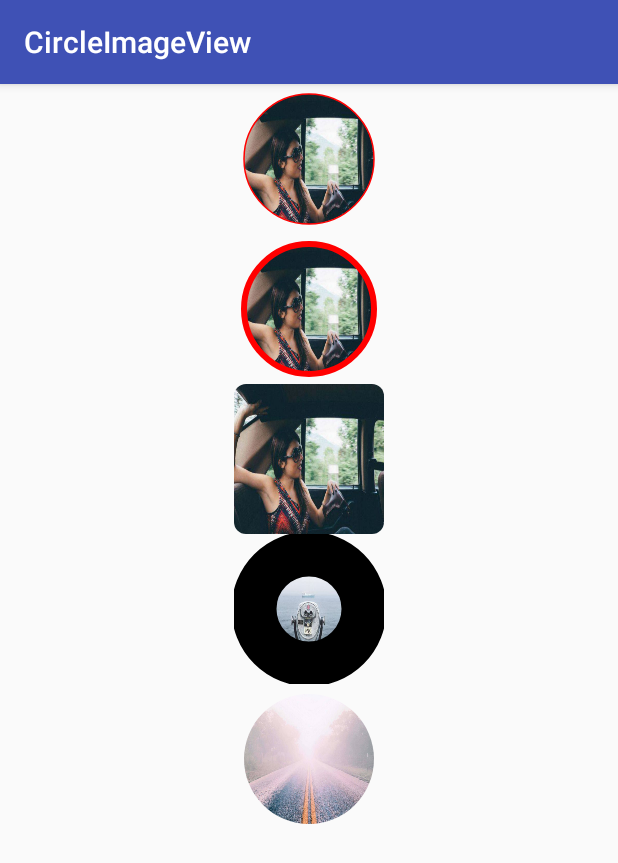
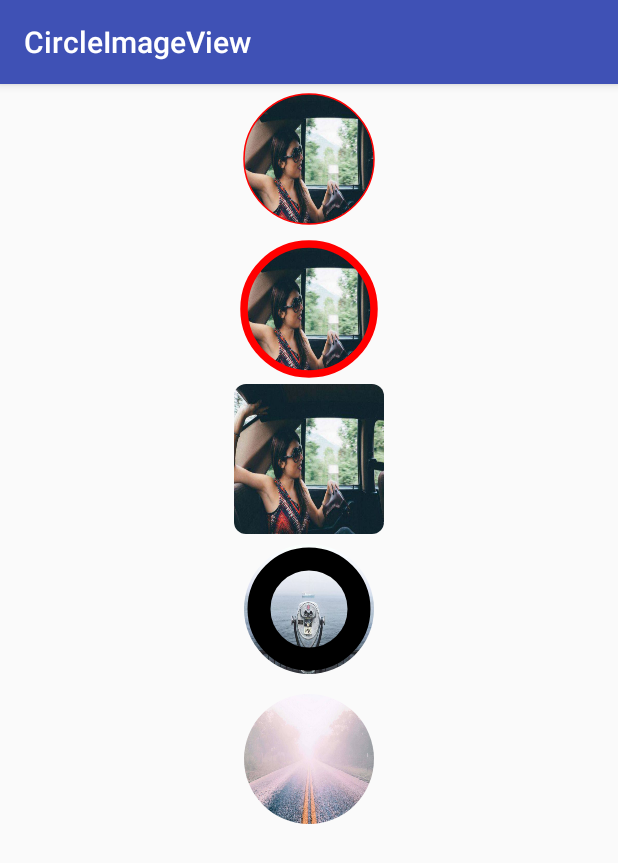
Before and after one commit to Aaron-DBJ/CircleImageView, an Android app: the screen it shows after launch (MainActivity), on a phone screen of 412 x 824 dp. Shown: the top 863 px of the screen. Run offline under Robolectric (Android 15) with nearby library versions, the phone set to English and light mode, and no system bars; our stand-ins replace CircleImageView.

Commit message:
设置最大边框宽度为15dp，超过它就设置为15dp

```diff
--- a/app/src/main/java/com/arron_dbj/circleimageview/CircleImageView.java
+++ b/app/src/main/java/com/arron_dbj/circleimageview/CircleImageView.java
@@ -134,7 +134,7 @@ public class CircleImageView extends View {
         mBorderPaint.setColor(strokeBorderColor);
         mBorderPaint.setStrokeWidth(borderWidth);
         mBorderPaint.setStyle(Paint.Style.STROKE);
-
+        Log.d("BorderWidth", borderWidth+"");
     }
 
     /**
@@ -169,11 +169,20 @@ public class CircleImageView extends View {
         if (borderWidth == 0){
             mBorderPaint.setAlpha(0);
             canvas.drawCircle(circleX, circleY, Math.min(getWidth() / 2, getHeight() / 2), mBorderPaint);
-        }else if (borderWidth > 10){
+        }else if (borderWidth > 15 && borderWidth< dp2px(getContext(), 15)){
             canvas.drawCircle(circleX, circleY, Math.min(getWidth() / 2, getHeight() / 2) - 20, mBorderPaint);
-        }else {
+        }else if (borderWidth >= dp2px(getContext(), 15)){
+            mBorderPaint.setStrokeWidth(dp2px(getContext(), 15));
+            canvas.drawCircle(circleX, circleY, Math.min(getWidth() / 2, getHeight() / 2) - 25, mBorderPaint);
+        } else{
             canvas.drawCircle(circleX, circleY, Math.min(getWidth() / 2, getHeight() / 2) - 10, mBorderPaint);
         }
         Log.d("MainActivity", "Draw succeed.");
     }
+
+    private int dp2px(Context context, int dpValue){
+        float scale = context.getResources().getDisplayMetrics().density;
+        Log.d("dp2px", (int) (dpValue*scale + 0.5f)+"");
+        return (int) (dpValue*scale + 0.5f);
+    }
 }
--- a/app/src/main/res/layout/activity_main.xml
+++ b/app/src/main/res/layout/activity_main.xml
@@ -18,7 +18,7 @@
     <com.arron_dbj.circleimageview.CircleImageView
         android:layout_gravity="center_horizontal"
         app:src="@drawable/girlincar"
-        app:borderWidth="4dp"
+        app:borderWidth="5dp"
         app:borderColor="#ff0000"
         android:layout_width="100dp"
         android:layout_height="100dp" />
```
Also changed, not shown: circleimageview/src/main/java/com/arron_dbj/circleimageview/CircleImageView.java (+10 -2 lines).
